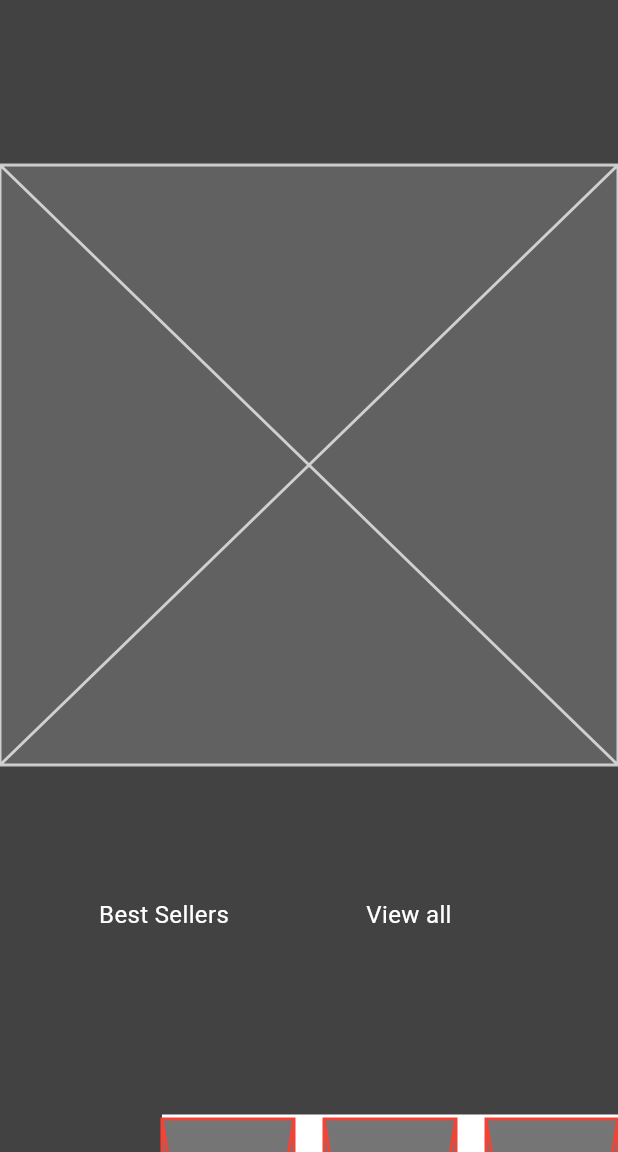
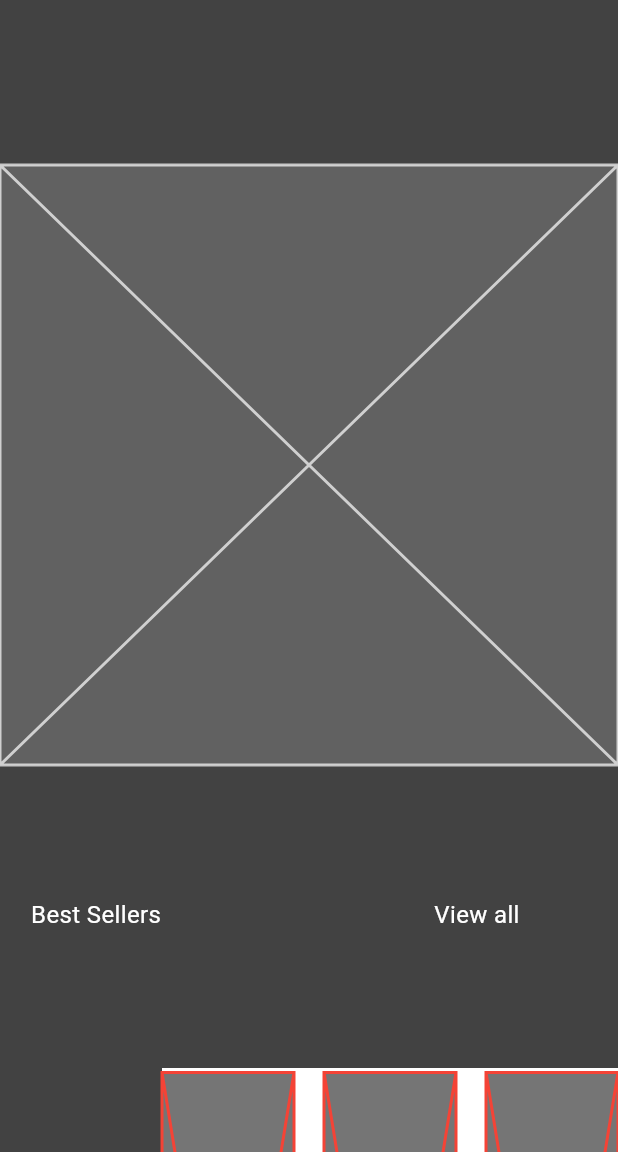
Before and after one commit to mhbm/flutterTestes, a Flutter app: the screen it shows after launch, on a phone screen of 412 x 824 dp, the part 84-1236 px from its top. Run offline on Flutter 3.47's test engine with Material 3 defaults, Android fonts, the phone set to English and light mode, and no system bars.

Commit message:
Change the second element to be responsive
Signed-off-by: Mateus Macedo <mhbassomacedo@gmail.com>

```diff
--- a/lib/main.dart
+++ b/lib/main.dart
@@ -75,7 +75,8 @@ class _MyHomePageState extends State<MyHomePage> {
                           flex: 1,
                           fit: FlexFit.tight,
                           child: Container(
-                            margin:  EdgeInsets.only(left: 0.16 * MediaQuery.of(context).size.width),
+                            margin: EdgeInsets.only(
+                                left: 0.05 * MediaQuery.of(context).size.width),
                             width: 208,
                             height: 45,
                             child: const Text(
@@ -89,7 +90,9 @@ class _MyHomePageState extends State<MyHomePage> {
                           flex: 0,
                           fit: FlexFit.tight,
                           child: Container(
-                            margin:  EdgeInsets.only(right: 0.16 * MediaQuery.of(context).size.width),
+                            margin: EdgeInsets.only(
+                                right:
+                                    0.05 * MediaQuery.of(context).size.width),
                             width: 102,
                             height: 45,
                             child: const Text(
@@ -103,7 +106,7 @@ class _MyHomePageState extends State<MyHomePage> {
                     ),
                   ),
                   Padding(
-                    padding: const EdgeInsets.only(top: 100),
+                    padding: const EdgeInsets.only(top: 69),
                     child: Row(
                       crossAxisAlignment: CrossAxisAlignment.start,
                       children: [
```
